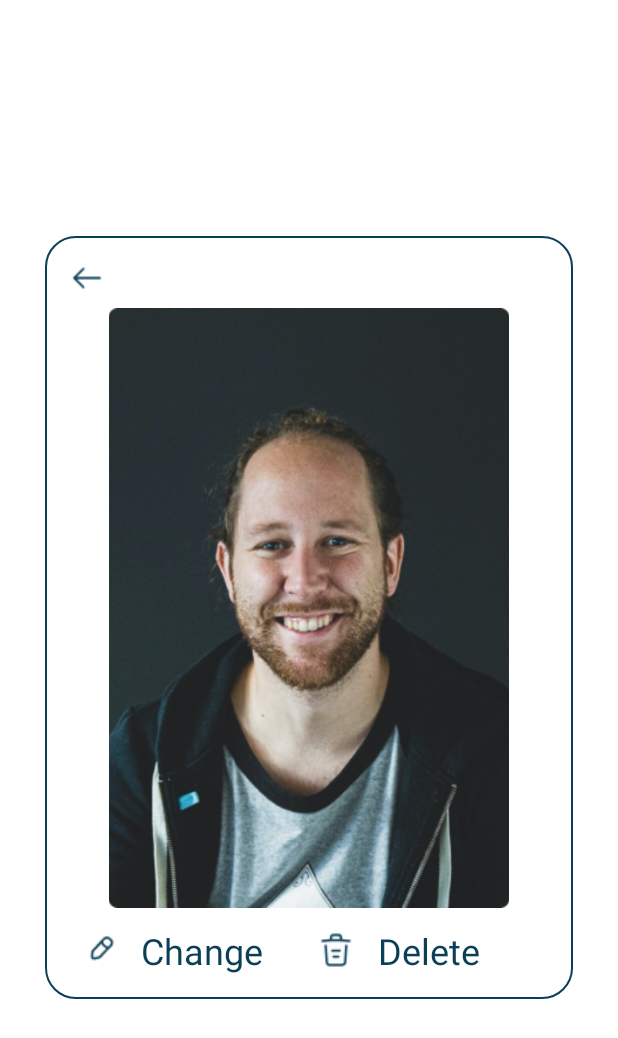
After one commit to ecosees/United-Mariners, an Android app: the layout profile_photo_layout.xml on its own in the app's theme, with its tools: preview values and no code run, on a phone screen of 412 x 824 dp. The commit adds this screen. Shown: the top 1038 px of the screen. Run offline under Robolectric (Android 15) with nearby library versions, the phone set to English and light mode, and no system bars.

Commit message:
profile dialog

```diff
--- /dev/null
+++ b/app/src/main/res/drawable/btn_save.xml
@@ -0,0 +1,6 @@
+<?xml version="1.0" encoding="utf-8"?>
+<shape xmlns:android="http://schemas.android.com/apk/res/android">
+    <solid android:color="@color/blueDark"/>
+    <corners android:radius="10dp"/>
+    <padding android:top="12dp" android:bottom="12dp" android:right="12dp" android:left="12dp"/>
+</shape>
--- /dev/null
+++ b/app/src/main/res/drawable/dialog_name_background.xml
@@ -0,0 +1,9 @@
+<?xml version="1.0" encoding="utf-8"?>
+<shape xmlns:android="http://schemas.android.com/apk/res/android">
+    <corners android:radius="20dp"/>
+    <solid android:color="@color/white"/>
+    <padding android:left="16dp" android:bottom="16dp"
+        android:right="16dp" android:top="16dp"/>
+    <stroke android:color="@color/blueDark" android:width="1dp"/>
+
+</shape>
--- /dev/null
+++ b/app/src/main/res/drawable/et_edit_name.xml
@@ -0,0 +1,6 @@
+<?xml version="1.0" encoding="utf-8"?>
+<shape xmlns:android="http://schemas.android.com/apk/res/android">
+<solid android:color="#E8E8E8"/>
+    <corners android:radius="10dp"/>
+    <padding android:top="12dp" android:bottom="12dp" android:right="12dp" android:left="12dp"/>
+</shape>
--- a/app/src/main/res/layout/fragment_profile.xml
+++ b/app/src/main/res/layout/fragment_profile.xml
@@ -56,7 +56,7 @@
                     android:textSize="@dimen/text_size_big"
                     />
 
-                <ImageButton
+                <ImageView
                     android:id="@+id/user_name_edit"
                     android:layout_width="wrap_content"
                     android:layout_height="wrap_content"
@@ -65,7 +65,7 @@
                     android:layout_marginEnd="8dp"
                     android:layout_marginBottom="8dp"
                     android:layout_toRightOf="@+id/user_name"
-                    android:background="@drawable/user_name_edit" />
+                    android:background="@drawable/edit_pen" />
 
             </RelativeLayout>
 
--- /dev/null
+++ b/app/src/main/res/layout/profile_photo_layout.xml
@@ -0,0 +1,79 @@
+<?xml version="1.0" encoding="utf-8"?>
+<RelativeLayout xmlns:android="http://schemas.android.com/apk/res/android"
+    android:layout_width="match_parent"
+    android:layout_height="match_parent"
+    xmlns:tools="http://schemas.android.com/tools"
+    android:gravity="center">
+
+
+    <LinearLayout
+        android:layout_width="wrap_content"
+        android:layout_height="wrap_content"
+        android:orientation="vertical"
+        android:background="@drawable/dialog_name_background">
+
+        <ImageButton
+            android:id="@+id/im_back_photo"
+            android:layout_width="wrap_content"
+            android:layout_height="wrap_content"
+            android:layout_gravity="left"
+            android:layout_marginBottom="8dp"
+            android:background="@drawable/back_icon"/>
+
+
+        <RelativeLayout
+            android:layout_width="320dp"
+            android:layout_height="match_parent"
+            >
+
+            <ImageView
+                android:id="@+id/dialog_photo"
+                android:layout_width="match_parent"
+                android:layout_height="400dp"
+                android:src="@drawable/photo_dialog"
+                />
+
+        </RelativeLayout>
+
+
+
+        <LinearLayout
+            android:layout_width="match_parent"
+            android:layout_height="wrap_content"
+            android:orientation="horizontal"
+            android:layout_marginTop="12dp"
+            android:layout_marginStart="12dp"
+            android:weightSum="2"
+           >
+
+
+            <TextView
+                android:id="@+id/tv_change"
+                android:layout_width="0dp"
+                android:layout_height="wrap_content"
+                android:layout_weight="1"
+                android:text="@string/change"
+                android:textSize="@dimen/text_size_big"
+                android:textColor="@color/text_color"
+                android:drawableStart="@drawable/edit_pen"
+                android:drawablePadding="@dimen/drawable_padding"/>
+
+            <TextView
+                android:id="@+id/tv_delete"
+                android:layout_width="0dp"
+                android:layout_height="wrap_content"
+                android:layout_weight="1"
+                android:text="@string/delete"
+                android:textSize="@dimen/text_size_big"
+                android:textColor="@color/text_color"
+                android:drawableStart="@drawable/trash"
+                android:drawablePadding="@dimen/drawable_padding"/>
+
+
+
+        </LinearLayout>
+
+
+    </LinearLayout>
+
+</RelativeLayout>
--- a/app/src/main/res/values/strings.xml
+++ b/app/src/main/res/values/strings.xml
@@ -36,6 +36,14 @@
 
     <string name="join_our_community">Join Our Community</string>
     <string name="join_group">Join group</string>
+    <string name="tv_edit_name">Edit your name</string>
+    <string name="change">Change</string>
+    <string name="delete">Delete</string>
+    <string name="save">Save</string>
+
+
+
+
     //AllData
     <string name="European_Eel">The European Eel is also considered endangered. Overfishing, habitat degradation, and barriers to migration are some of the challenges it faces.</string>
     <string name="Mediterranean">This mammal is listed as endangered. Factors like habitat disturbance, pollution, and human activities pose significant threats to its survival</string>
--- a/app/src/main/res/values/themes.xml
+++ b/app/src/main/res/values/themes.xml
@@ -13,4 +13,7 @@
         <item name="android:statusBarColor">?attr/colorPrimaryVariant</item>
         <!-- Customize your theme here. -->
     </style>
+    <style name="name_dialog" parent="Theme.AppCompat.Light.Dialog.Alert">
+        <item name="android:windowAnimationStyle">@android:style/Animation.Dialog</item>
+    </style>
 </resources>
```
Also changed, not shown: app/src/main/java/com/example/unitedmariners/ProfileFragment.java (+150 -14 lines), app/src/main/res/layout/name_dialog.xml (added, +84 -0 lines), app/src/main/res/drawable/back_icon.png (added), app/src/main/res/drawable/default_photo.png (added), app/src/main/res/drawable/edit_pen.png (renamed from app/src/main/res/drawable/user_name_edit.png), app/src/main/res/drawable/photo_dialog.png (added), app/src/main/res/drawable/trash.png (added).
